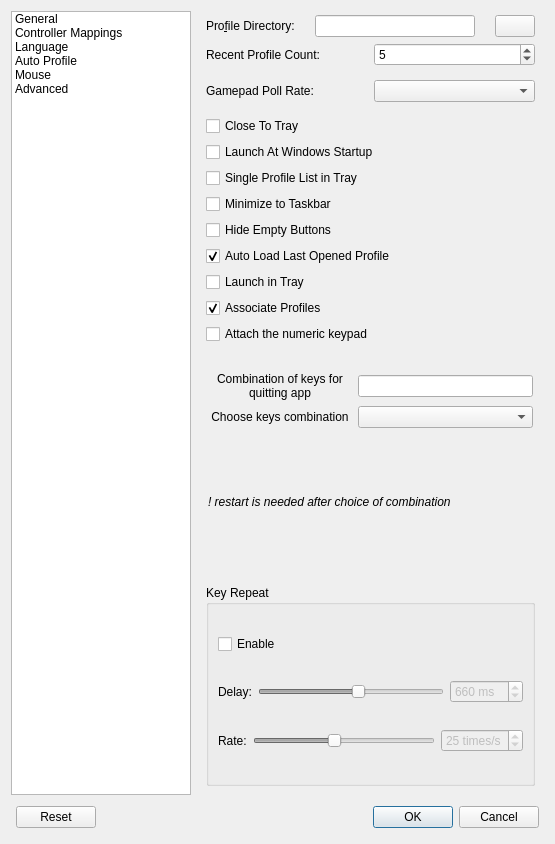
Before: the Qt Designer form src/mainsettingsdialog.ui in AntiMicroX/antimicrox, drawn with Qt 5.
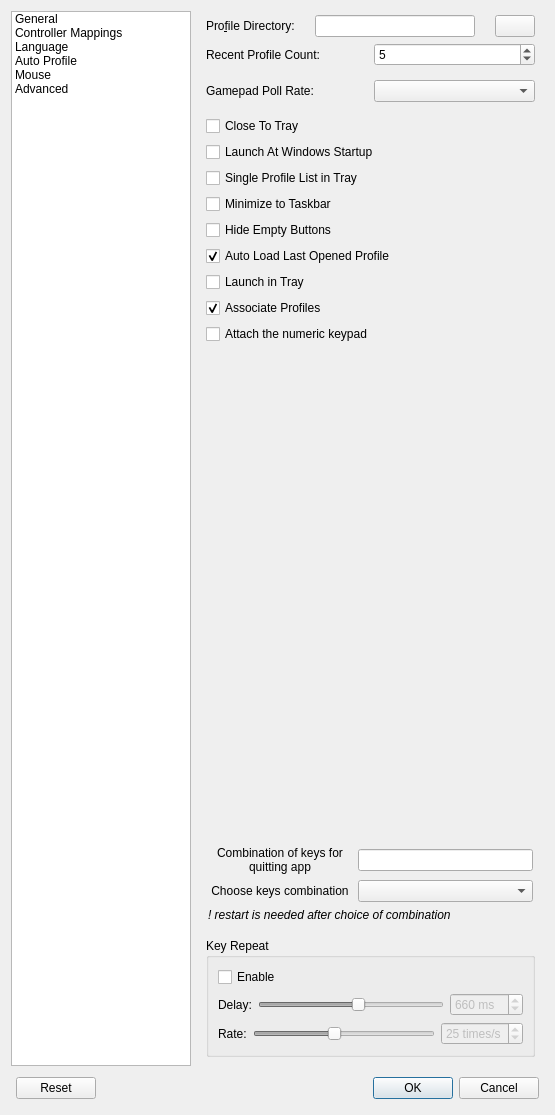
After: the same form once the commit is applied. The open tabs and pages were chosen to show the change. Icons and pictures are not drawn.

Commit message: hide quit keys layout

Diff of the .ui file:
```diff
--- a/src/mainsettingsdialog.ui
+++ b/src/mainsettingsdialog.ui
@@ -341,12 +341,13 @@
            <property name="sizeHint" stdset="0">
             <size>
              <width>20</width>
-             <height>20</height>
+             <height>500</height>
             </size>
            </property>
           </spacer>
          </item>
          <item>
+          <widget class="QWidget" name="quitKeysLayout" native="true">
           <layout class="QVBoxLayout" name="verticalLayout_13">
            <property name="leftMargin">
             <number>2</number>
@@ -468,6 +469,7 @@
             </widget>
            </item>
           </layout>
+          </widget>
          </item>
          <item>
           <spacer name="verticalSpacer_7">
```
Left out of the diff: 2 changed lines with no effect on the pictures. Lines whose indentation alone changed are shown as unchanged. The commit also changes 1 other file.
